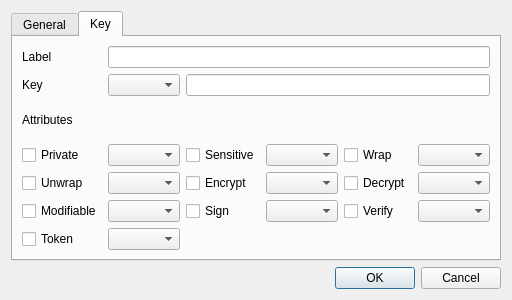
Before: the Qt Designer form HsmMan/create_key_dlg.ui in jykim74/CryptokiMan, drawn with Qt 5.
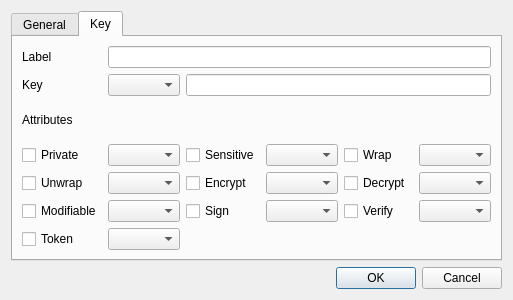
After: the same form once the commit is applied.

```diff
--- a/HsmMan/create_key_dlg.ui
+++ b/HsmMan/create_key_dlg.ui
@@ -6,7 +6,7 @@
    <rect>
     <x>0</x>
     <y>0</y>
-    <width>400</width>
+    <width>513</width>
     <height>300</height>
    </rect>
   </property>
```
